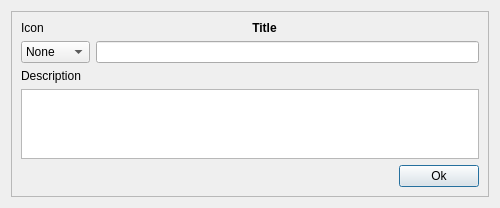
This is src/plugins/oob/newlink2.ui in xnamed/vacuum-im as Qt 5 draws it before an edit. The edited form follows.
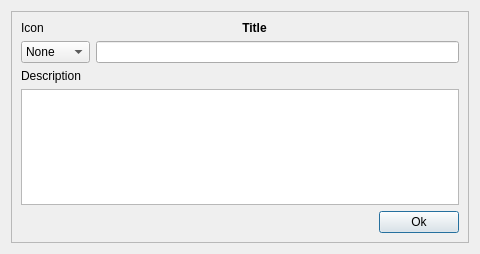
This is the edited form.

The edit to the form file:
```diff
--- a/src/plugins/oob/newlink2.ui
+++ b/src/plugins/oob/newlink2.ui
@@ -9,8 +9,8 @@
    <rect>
     <x>0</x>
     <y>0</y>
-    <width>500</width>
-    <height>199</height>
+    <width>480</width>
+    <height>254</height>
    </rect>
   </property>
   <property name="sizePolicy">
```
